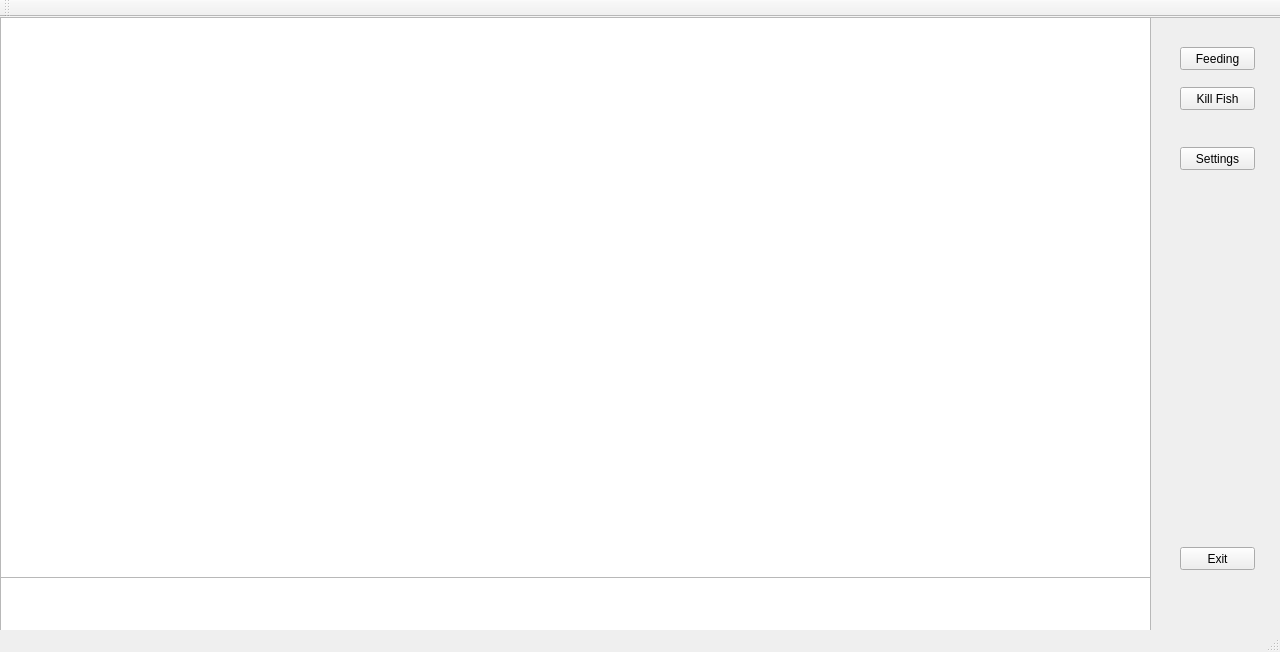
Before: the Qt Designer form SimpleFishAnimation/mainwindow.ui in elikreigh/ptgh_fish_simulator_sptd, drawn with Qt 5.
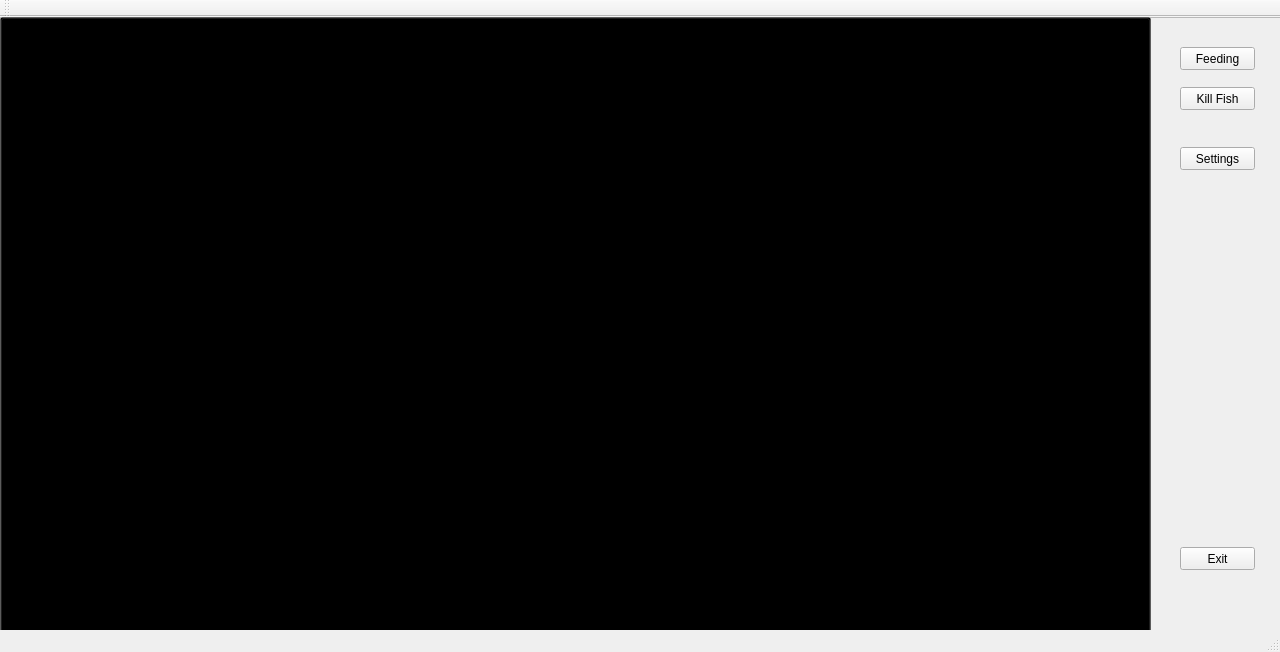
After: the same form once the commit is applied. Icons and pictures are not drawn.

Patch:
```diff
--- a/SimpleFishAnimation/mainwindow.ui
+++ b/SimpleFishAnimation/mainwindow.ui
@@ -233,7 +233,7 @@
     </widget>
     <widget class="QWidget" name="tank_UI">
      <property name="styleSheet">
-      <string notr="true">backgroung-color: none;</string>
+      <string notr="true">background-color: none;</string>
      </property>
      <widget class="QLabel" name="Fish">
       <property name="geometry">
@@ -520,6 +520,22 @@
        <pixmap>../Resources/Pillar.png</pixmap>
       </property>
      </widget>
+     <widget class="QPushButton" name="tank_button">
+      <property name="geometry">
+       <rect>
+        <x>0</x>
+        <y>0</y>
+        <width>1151</width>
+        <height>621</height>
+       </rect>
+      </property>
+      <property name="styleSheet">
+       <string notr="true">background-color: transparent;</string>
+      </property>
+      <property name="text">
+       <string/>
+      </property>
+     </widget>
      <zorder>GameWindow</zorder>
      <zorder>sand</zorder>
      <zorder>frame</zorder>
@@ -530,6 +546,7 @@
      <zorder>Fish</zorder>
      <zorder>pillar2</zorder>
      <zorder>pillar1</zorder>
+     <zorder>tank_button</zorder>
     </widget>
     <widget class="QWidget" name="setting_UI">
      <widget class="QPushButton" name="to_tank_button">
```
